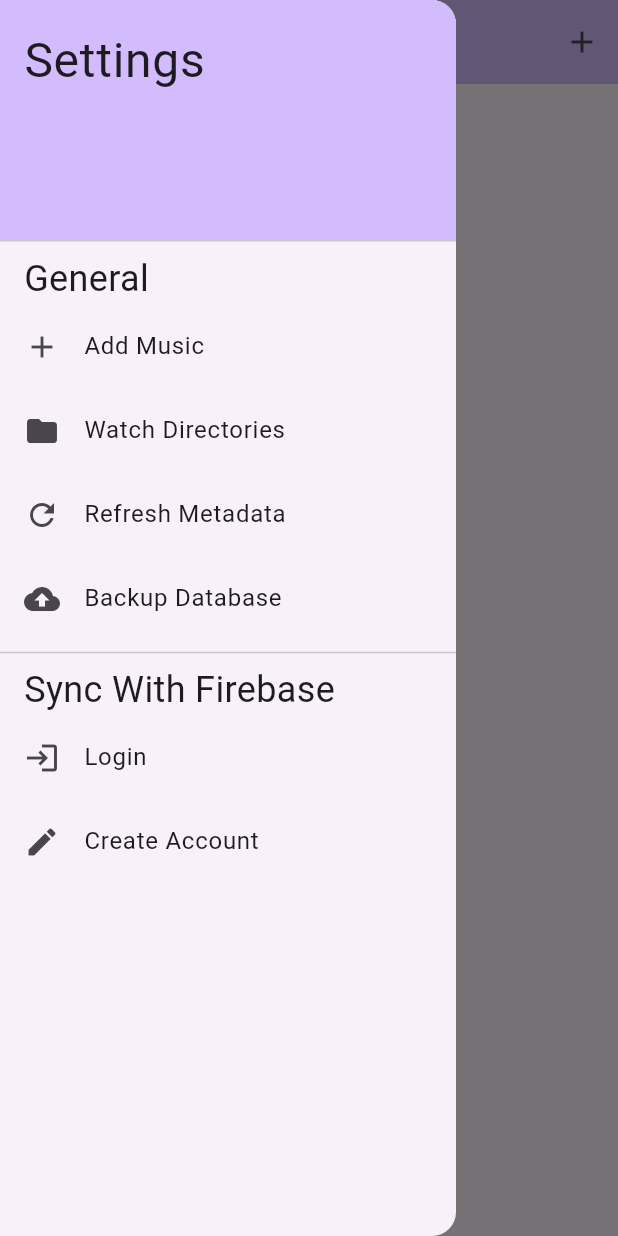
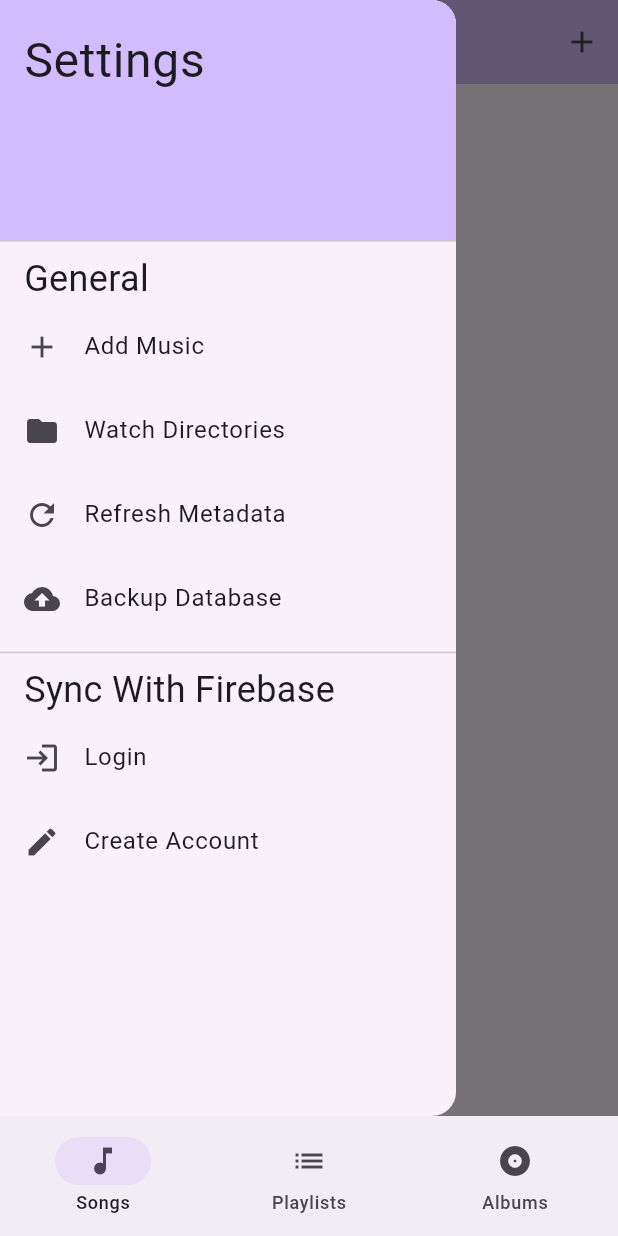
Before and after one commit to Minnowo/dmus, a Flutter app: the screen it shows after launch, with the side drawer open, on a phone screen of 412 x 824 dp. Run offline on Flutter 3.47's test engine with Material 2 defaults, Android fonts, the phone set to English and light mode, and no system bars.

Commit message:
navigation buttons

```diff
--- a/dmus/lib/main.dart
+++ b/dmus/lib/main.dart
@@ -1,4 +1,5 @@
 import 'package:dmus/ui/pages/AlbumsPage.dart';
+import 'package:dmus/ui/pages/NavigationPage.dart';
 import 'package:dmus/ui/pages/PlayListsPage.dart';
 import 'package:dmus/ui/pages/SongsPage.dart';
 import 'package:flutter/material.dart';
@@ -32,28 +33,44 @@ class RootPage extends StatefulWidget {
   State<RootPage> createState() => _RootPageState();
 }
 
+class PageNavItem{
+  final String title;
+  final Icon icon;
+  final Widget page;
+
+  const PageNavItem({required this.title, required this.icon,required this.page});
+}
+
 class _RootPageState extends State<RootPage> {
 
   PageController _pageController = PageController();
   int _currentPage = 0;
 
-  final List<Widget> _pages = <Widget>[
+  final List<NavigationPage> _pages = [
     const SongsPage(),
     const PlaylistsPage(),
     const AlbumsPage(),
   ];
 
-  void _changePage(int page) {
+  void navigatePage(int page) {
+
+    if(page < 0 || page >= _pages.length || page == _currentPage)
+      return;
+
+    setState(() => _currentPage = page);
+
     _pageController.animateToPage(
       page,
-      duration: Duration(milliseconds: 500),
+      duration: const Duration(milliseconds: 500),
       curve: Curves.ease,
     );
   }
 
   @override
   Widget build(BuildContext context) {
-    return PageView(
+
+    return Scaffold(
+      body: PageView(
           controller: _pageController,
           onPageChanged: (page) {
             setState(() {
@@ -61,6 +78,12 @@ class _RootPageState extends State<RootPage> {
             });
           },
           children: _pages
+      ),
+      bottomNavigationBar: NavigationBar(
+        selectedIndex:_currentPage,
+        destinations: _pages .map((e) => NavigationDestination(icon: Icon(e.icon), label: e.title)).toList(),
+        onDestinationSelected: navigatePage,
+      ),
     );
   }
 }
--- /dev/null
+++ b/dmus/lib/ui/pages/NavigationPage.dart
@@ -0,0 +1,10 @@
+
+import 'package:flutter/cupertino.dart';
+
+abstract class NavigationPage extends StatefulWidget {
+
+  final String title;
+  final IconData icon;
+
+  const NavigationPage({super.key, required this.title, required this.icon});
+}
--- a/dmus/lib/ui/pages/SongsPage.dart
+++ b/dmus/lib/ui/pages/SongsPage.dart
@@ -4,16 +4,16 @@ import 'package:flutter/cupertino.dart';
 import 'package:flutter/material.dart';
 
 import '../../core/data/DataEntity.dart';
+import 'NavigationPage.dart';
 
-class SongsPage extends StatefulWidget {
-  const SongsPage({super.key});
+class SongsPage extends  NavigationPage {
+  const SongsPage({super.key}) : super(icon: Icons.music_note, title: "Songs");
 
   @override
   State<SongsPage> createState() => _SongsPageState();
 }
 
 class _SongsPageState extends State<SongsPage> {
-  static const String TITLE = "Songs";
   static List<Song> songs = [];
 
   @override
@@ -38,7 +38,7 @@ class _SongsPageState extends State<SongsPage> {
     return Scaffold(
         appBar: AppBar(
           backgroundColor: Theme.of(context).colorScheme.inversePrimary,
-          title: const Text(TITLE),
+          title: Text(widget.title),
           centerTitle: true,
           actions: [
             IconButton(
@@ -54,12 +54,10 @@ class _SongsPageState extends State<SongsPage> {
                   var song = songs[index];
 
                   return GestureDetector(
-                    child: Container(
                       child: ListTile(
                         title: Text(song.displayTitle),
                         subtitle: Text(song.duration.toString()),
                       ),
-                    ),
                   );
                 })),
         drawer: SettingsDrawer());
```
Also changed, not shown: dmus/lib/ui/pages/AlbumsPage.dart (+4 -7 lines), dmus/lib/ui/pages/PlayListsPage.dart (+4 -7 lines). Lines whose indentation alone changed are shown as unchanged.
